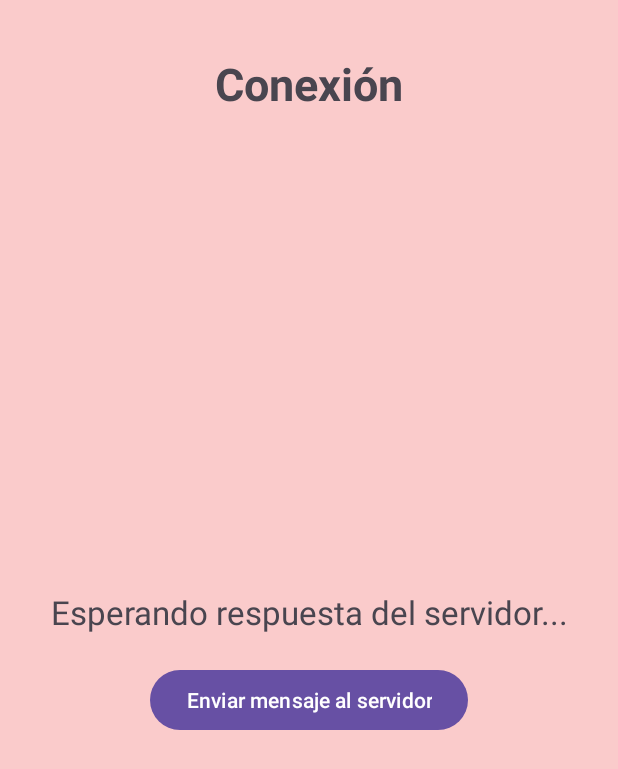
After one commit to LaPockett/PracticaFinal_PSP, an Android app: the layout fragment_conexion.xml on its own in the app's theme, with its tools: preview values and no code run, on a phone screen of 412 x 824 dp. The commit adds this screen. Shown: the top 769 px of the screen. Run offline under Robolectric (Android 15) with nearby library versions, the phone set to English and light mode, and no system bars.

Commit message:
Commit, con Conexion

```diff
--- a/app/src/main/java/com/example/practicafinal_psp/HomeActivity.kt
+++ b/app/src/main/java/com/example/practicafinal_psp/HomeActivity.kt
@@ -29,6 +29,7 @@ class HomeActivity : AppCompatActivity() {
             when (it.itemId) {
                 R.id.juego -> fragmentos(Juego())
                 R.id.traductor -> fragmentos(Traductor())
+                R.id.conexion -> fragmentos(Conexion())
             }
             true
         }
--- /dev/null
+++ b/app/src/main/res/drawable/ic_mensaje.xml
@@ -0,0 +1,5 @@
+<vector xmlns:android="http://schemas.android.com/apk/res/android" android:autoMirrored="true" android:height="24dp" android:tint="#000000" android:viewportHeight="24" android:viewportWidth="24" android:width="24dp">
+
+    <path android:fillColor="@android:color/white" android:pathData="M20,2L4,2c-1.1,0 -1.99,0.9 -1.99,2L2,22l4,-4h14c1.1,0 2,-0.9 2,-2L22,4c0,-1.1 -0.9,-2 -2,-2zM18,14L6,14v-2h12v2zM18,11L6,11L6,9h12v2zM18,8L6,8L6,6h12v2z"/>
+
+</vector>
--- /dev/null
+++ b/app/src/main/res/layout/fragment_conexion.xml
@@ -0,0 +1,51 @@
+<?xml version="1.0" encoding="utf-8"?>
+<FrameLayout xmlns:android="http://schemas.android.com/apk/res/android"
+    xmlns:tools="http://schemas.android.com/tools"
+    android:layout_width="match_parent"
+    android:layout_height="match_parent"
+    android:background="#FACBCB"
+    tools:context=".Conexion">
+
+    <LinearLayout
+        android:layout_width="match_parent"
+        android:layout_height="match_parent"
+        android:orientation="vertical"
+        android:padding="15dp">
+
+        <!-- Título centrado arriba -->
+        <TextView
+            android:id="@+id/textView2"
+            android:layout_width="match_parent"
+            android:layout_height="wrap_content"
+            android:text="Conexión"
+            android:textStyle="bold"
+            android:textSize="30sp"
+            android:gravity="center"
+            android:layout_marginTop="20dp"/>
+
+        <!-- Contenedor centrado -->
+        <LinearLayout
+            android:layout_width="match_parent"
+            android:layout_height="match_parent"
+            android:gravity="center"
+            android:orientation="vertical">
+
+            <TextView
+                android:id="@+id/textViewCambiante"
+                android:layout_width="match_parent"
+                android:layout_height="wrap_content"
+                android:gravity="center"
+                android:text="Esperando respuesta del servidor..."
+                android:textSize="22sp" />
+
+            <Button
+                android:id="@+id/buttonEnviar"
+                android:layout_width="wrap_content"
+                android:layout_height="wrap_content"
+                android:text="Enviar mensaje al servidor"
+                android:layout_marginTop="20dp"/>
+        </LinearLayout>
+
+    </LinearLayout>
+
+</FrameLayout>
--- a/app/src/main/res/layout/fragment_traductor.xml
+++ b/app/src/main/res/layout/fragment_traductor.xml
@@ -14,7 +14,6 @@
         android:orientation="vertical"
         tools:context=".Juego">
 
-        <!-- Encabezado -->
         <LinearLayout
             android:layout_width="match_parent"
             android:layout_height="100dp"
@@ -25,11 +24,10 @@
                 android:layout_height="match_parent"
                 android:gravity="center"
                 android:text="Traductor"
-                android:textSize="30dp"
+                android:textSize="30sp"
                 android:textStyle="bold" />
         </LinearLayout>
 
-        <!-- Contenido principal con peso para ocupar el espacio disponible -->
         <LinearLayout
             android:layout_width="match_parent"
             android:layout_height="60dp"
--- a/app/src/main/res/menu/menu.xml
+++ b/app/src/main/res/menu/menu.xml
@@ -14,4 +14,10 @@
         android:icon="@drawable/ic_translate"
         app:showAsAction="ifRoom"
         />
+    <item
+        android:title=""
+        android:id="@+id/conexion"
+        android:icon="@drawable/ic_mensaje"
+        app:showAsAction="ifRoom"
+        />
 </menu>
```
Also changed, not shown: app/src/main/java/com/example/practicafinal_psp/Conexion.kt (added, +165 -0 lines), 1 other file.
